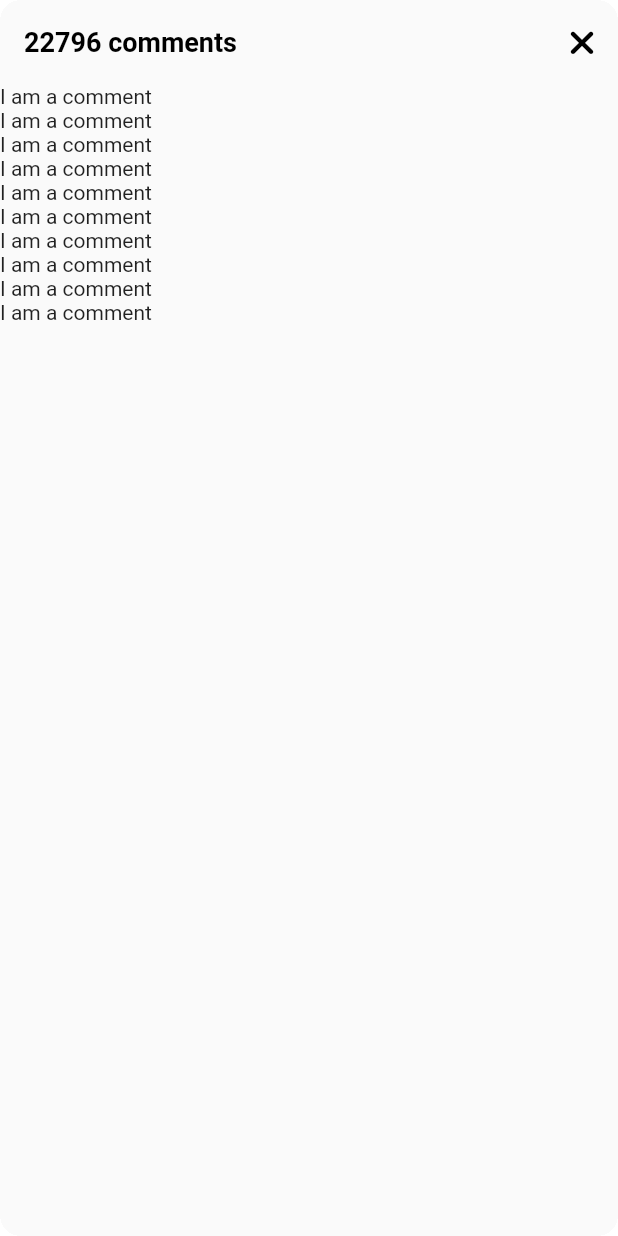
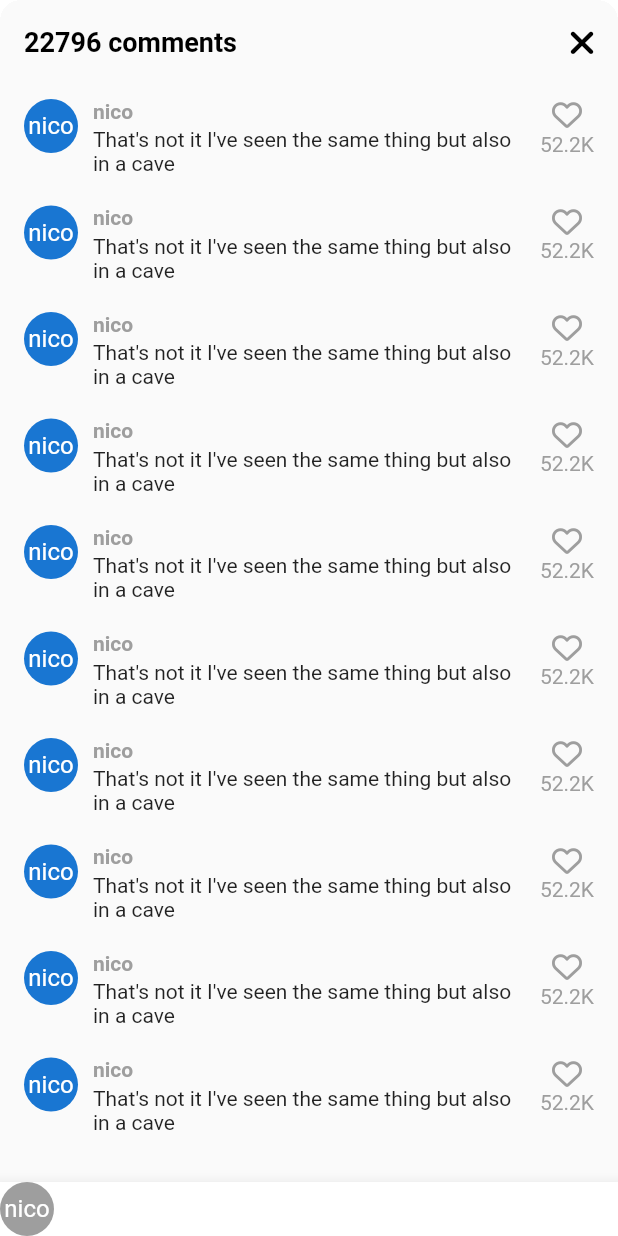
Before and after one commit to jeeweb/flutter-study, a Flutter app: the VideoComments screen opened directly, on a phone screen of 412 x 824 dp. Run offline on Flutter 3.47's test engine with Material 3 defaults, Android fonts, the phone set to English and light mode, and no system bars; our stand-ins replace font_awesome_flutter, shared_preferences, video_player, visibility_detector; accounts and stored records are empty; network calls fail.

Commit message:
Feat: Add example comments

```diff
--- a/tiktok_clone/lib/features/videos/widgets/video_comments.dart
+++ b/tiktok_clone/lib/features/videos/widgets/video_comments.dart
@@ -1,5 +1,6 @@
 import 'package:flutter/material.dart';
 import 'package:font_awesome_flutter/font_awesome_flutter.dart';
+import 'package:tiktok_clone/constants/gaps.dart';
 import 'package:tiktok_clone/constants/sizes.dart';
 
 class VideoComments extends StatefulWidget {
@@ -36,10 +37,70 @@ class _VideoCommentsState extends State<VideoComments> {
             )
           ],
         ),
-        body: ListView.builder(
+        body: ListView.separated(
+          padding: EdgeInsets.symmetric(
+            vertical: Sizes.size10,
+            horizontal: Sizes.size16,
+          ),
+          separatorBuilder: (context, index) => Gaps.v20,
           itemCount: 10,
-          itemBuilder: (context, index) => Container(
-            child: Text("I am a comment"),
+          itemBuilder: (context, index) => Row(
+            crossAxisAlignment: CrossAxisAlignment.start,
+            children: [
+              CircleAvatar(
+                radius: 18,
+                child: Text("nico"),
+              ),
+              Gaps.h10,
+              Expanded(
+                child: Column(
+                  crossAxisAlignment: CrossAxisAlignment.start,
+                  children: [
+                    Text(
+                      "nico",
+                      style: TextStyle(
+                        fontWeight: FontWeight.bold,
+                        fontSize: Sizes.size14,
+                        color: Colors.grey.shade500,
+                      ),
+                    ),
+                    Gaps.v3,
+                    Text(
+                        "That's not it I've seen the same thing but also in a cave "),
+                  ],
+                ),
+              ),
+              Gaps.h10,
+              Column(
+                children: [
+                  FaIcon(
+                    FontAwesomeIcons.heart,
+                    size: Sizes.size20,
+                    color: Colors.grey.shade500,
+                  ),
+                  Gaps.v2,
+                  Text(
+                    "52.2K",
+                    style: TextStyle(
+                      color: Colors.grey.shade500,
+                    ),
+                  )
+                ],
+              ),
+            ],
+          ),
+        ),
+        bottomNavigationBar: BottomAppBar(
+          color: Colors.white,
+          child: Row(
+            children: [
+              CircleAvatar(
+                radius: 18,
+                backgroundColor: Colors.grey.shade500,
+                foregroundColor: Colors.white,
+                child: Text("nico"),
+              ),
+            ],
           ),
         ),
       ),
```
